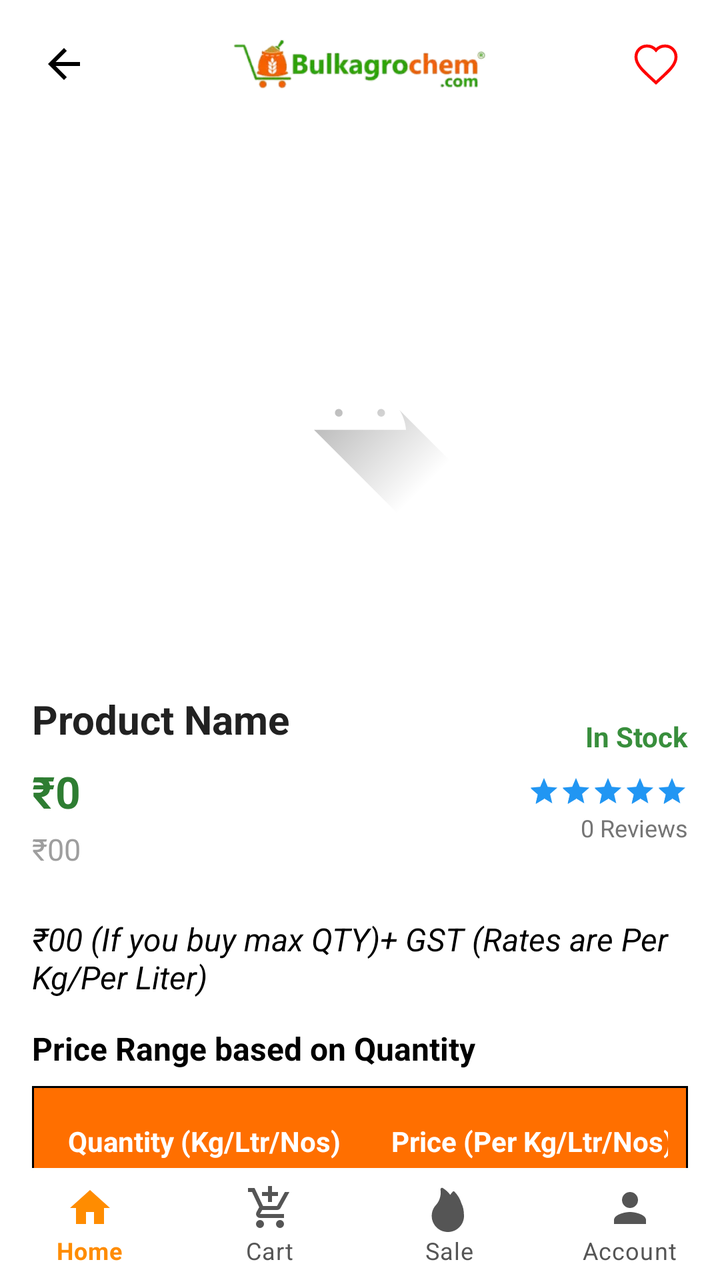
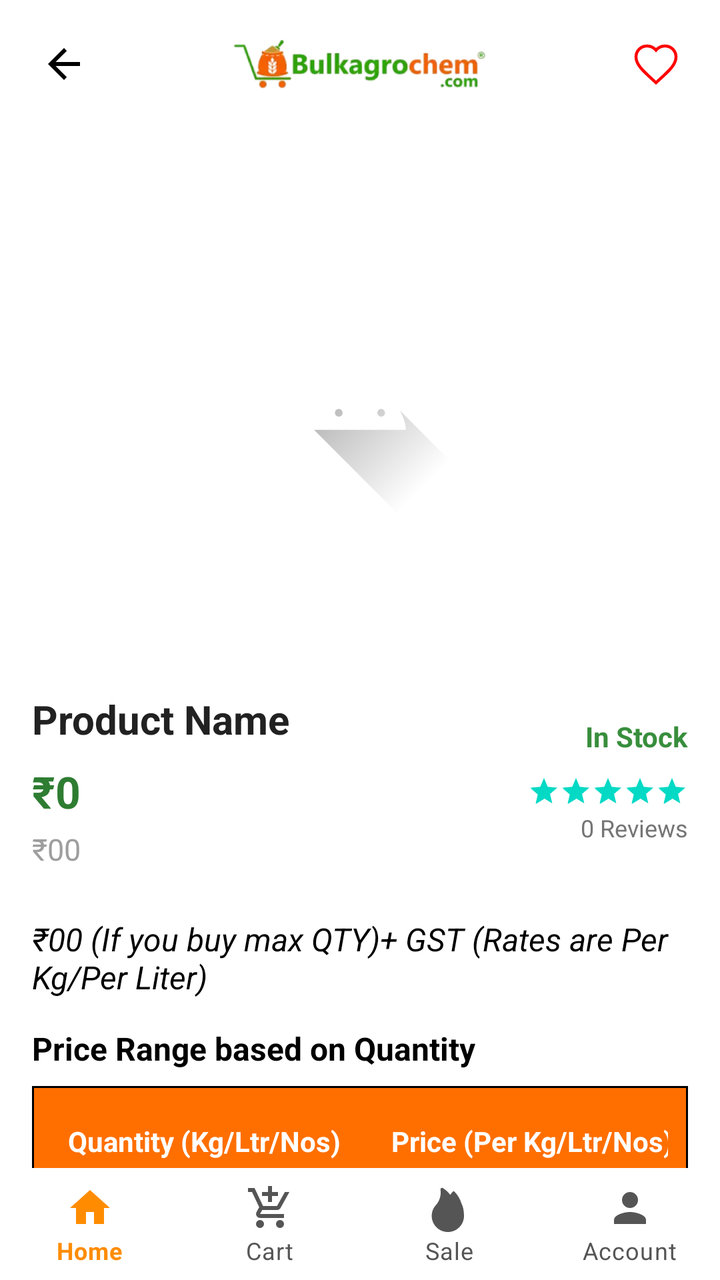

Compare the two renders of this Android layout. The source of the first and the diff that turns it into the second are given below.
<!-- AndroidManifest.xml: application theme Theme.BulkAgrochem -->
<!-- res/layout/activity_product_detail.xml -->
<?xml version="1.0" encoding="utf-8"?>
<LinearLayout
    xmlns:android="http://schemas.android.com/apk/res/android"
    xmlns:app="http://schemas.android.com/apk/res-auto"
    xmlns:tools="http://schemas.android.com/tools"
    android:layout_width="match_parent"
    android:layout_height="match_parent"
    android:orientation="vertical"
    android:fitsSystemWindows="true"
    android:background="#FFFFFF">

    
    <RelativeLayout
        android:layout_width="match_parent"
        android:layout_height="wrap_content"
        android:padding="12dp"
        android:background="#FFFFFF">

        <ImageButton
            android:id="@+id/btnBack"
            android:layout_width="40dp"
            android:layout_height="40dp"
            android:src="@drawable/ic_back"
            android:background="?attr/selectableItemBackgroundBorderless"
            android:layout_centerVertical="true"
            app:tint="@color/black"
            android:contentDescription="Back" />

        <ImageView
            android:id="@+id/ivLogo"
            android:layout_width="140dp"
            android:layout_height="40dp"
            android:src="@drawable/logo_bulkagro"
            android:layout_centerInParent="true"
            android:scaleType="fitCenter"
            android:contentDescription="@string/app_name" />

        <ImageButton
            android:id="@+id/btnWishlistDetail"
            android:layout_width="40dp"
            android:layout_height="40dp"
            android:layout_alignParentEnd="true"
            android:layout_centerVertical="true"
            android:background="@android:color/transparent"
            android:src="@drawable/ic_wishlist_border"
            android:padding="6dp"
            android:scaleType="centerInside"
            android:contentDescription="Add to wishlist" />

    </RelativeLayout>

    <androidx.core.widget.NestedScrollView
        android:id="@+id/main"
        android:layout_width="match_parent"
        android:layout_height="0dp"
        android:layout_weight="1"
        android:background="#FFFFFF">

        <LinearLayout
            android:layout_width="match_parent"
            android:layout_height="wrap_content"
            android:orientation="vertical"
            android:padding="16dp">

            
            <FrameLayout
                android:layout_width="match_parent"
                android:layout_height="wrap_content">

                
                <ImageView
                    android:id="@+id/imgProduct"
                    android:layout_width="match_parent"
                    android:layout_height="250dp"
                    android:scaleType="centerInside"
                    android:src="@drawable/ic_launcher_foreground" />

            </FrameLayout>

            
            <RelativeLayout
                android:layout_width="match_parent"
                android:layout_height="wrap_content"
                android:layout_marginTop="16dp">

                
                <LinearLayout
                    android:id="@+id/leftContent"
                    android:layout_width="match_parent"
                    android:layout_height="wrap_content"
                    android:layout_toStartOf="@+id/rightContent"
                    android:layout_marginEnd="16dp"
                    android:orientation="vertical">

                    
                    <TextView
                        android:id="@+id/txtProductName"
                        android:layout_width="match_parent"
                        android:layout_height="wrap_content"
                        android:text="Product Name"
                        android:textColor="#212121"
                        android:textSize="20sp"
                        android:textStyle="bold"
                        android:maxLines="2"
                        android:ellipsize="end" />

                    
                    <LinearLayout
                        android:layout_width="wrap_content"
                        android:layout_height="wrap_content"
                        android:orientation="horizontal"
                        android:gravity="center_vertical"
                        android:layout_marginTop="8dp">

                        <TextView
                            android:id="@+id/txtProductPrice"
                            android:layout_width="wrap_content"
                            android:layout_height="wrap_content"
                            android:text="₹0"
                            android:textColor="#2E7D32"
                            android:textSize="22sp"
                            android:textStyle="bold" />

                        <FrameLayout
                            android:id="@+id/skeletonPrice"
                            android:layout_width="60dp"
                            android:layout_height="20dp"
                            android:layout_marginStart="8dp"
                            android:visibility="gone">
                            <View android:layout_width="match_parent" android:layout_height="match_parent" android:background="#E0E0E0"/>
                            <View android:id="@+id/shimmerPrice" android:layout_width="match_parent" android:layout_height="match_parent" android:background="@drawable/shimmer_gradient"/>
                        </FrameLayout>
                    </LinearLayout>

                    
                    <LinearLayout
                        android:layout_width="wrap_content"
                        android:layout_height="wrap_content"
                        android:layout_marginTop="4dp"
                        android:orientation="horizontal"
                        android:gravity="center_vertical">

                        <TextView
                            android:id="@+id/txtOriginalPrice"
                            android:layout_width="wrap_content"
                            android:layout_height="wrap_content"
                            android:text="₹00"
                            android:textColor="#9E9E9E"
                            android:textSize="15sp" />

                        <TextView
                            android:id="@+id/txtDiscount"
                            android:layout_width="wrap_content"
                            android:layout_height="wrap_content"
                            android:layout_marginStart="10dp"
                            android:background="@drawable/bg_discount"
                            android:paddingHorizontal="8dp"
                            android:paddingVertical="4dp"
                            android:text="10% OFF"
                            android:textColor="#FFFFFF"
                            android:textSize="12sp"
                            android:textStyle="bold"
                            android:visibility="gone"
                            tools:visibility="visible" />

                        <FrameLayout
                            android:id="@+id/skeletonDiscount"
                            android:layout_width="70dp"
                            android:layout_height="24dp"
                            android:layout_marginStart="10dp"
                            android:visibility="gone">
                            <View android:layout_width="match_parent" android:layout_height="match_parent" android:background="#E0E0E0"/>
                            <View android:id="@+id/shimmerDiscount" android:layout_width="match_parent" android:layout_height="match_parent" android:background="@drawable/shimmer_gradient"/>
                        </FrameLayout>
                    </LinearLayout>
                </LinearLayout>

                
                <LinearLayout
                    android:id="@+id/rightContent"
                    android:layout_width="wrap_content"
                    android:layout_height="wrap_content"
                    android:layout_alignParentEnd="true"
                    android:layout_centerVertical="true"
                    android:gravity="end"
                    android:orientation="vertical">

                    
                    <TextView
                        android:id="@+id/txtStock"
                        android:layout_width="wrap_content"
                        android:layout_height="wrap_content"
                        android:text="In Stock"
                        android:textSize="14sp"
                        android:textStyle="bold"
                        android:textColor="#388E3C" />

                    
                    <LinearLayout
                        android:layout_width="wrap_content"
                        android:layout_height="wrap_content"
                        android:layout_marginTop="10dp"
                        android:orientation="vertical"
                        android:gravity="end">

                        <RatingBar
                            android:id="@+id/ratingBar"
                            style="?android:attr/ratingBarStyleSmall"
                            android:layout_width="wrap_content"
                            android:layout_height="wrap_content"
                            android:isIndicator="true"
                            android:numStars="5"
                            android:stepSize="0.5"
                            android:rating="5"
                            android:progressTint="@color/blue"
                            android:secondaryProgressTint="@color/blue"
                            android:progressBackgroundTint="#CCCCCC"
                            android:theme="@style/Widget.AppCompat.RatingBar.Small"/>

                        <TextView
                            android:id="@+id/txtReviews"
                            android:layout_width="wrap_content"
                            android:layout_height="wrap_content"
                            android:layout_marginTop="2dp"
                            android:text="0 Reviews"
                            android:textSize="12sp"
                            android:textColor="#757575" />
                    </LinearLayout>
                </LinearLayout>
            </RelativeLayout>

            
            <LinearLayout
                android:id="@+id/skeletonDescription"
                android:layout_width="match_parent"
                android:layout_height="wrap_content"
                android:orientation="vertical"
                android:layout_marginTop="16dp"
                android:visibility="gone">
                <FrameLayout android:layout_width="match_parent" android:layout_height="16dp" android:layout_marginTop="4dp">
                    <View android:layout_width="match_parent" android:layout_height="match_parent" android:background="#E0E0E0"/>
                    <View android:id="@+id/shimmerDesc1" android:layout_width="match_parent" android:layout_height="match_parent" android:background="@drawable/shimmer_gradient"/>
                </FrameLayout>
                <FrameLayout android:layout_width="match_parent" android:layout_height="16dp" android:layout_marginTop="4dp">
                    <View android:layout_width="match_parent" android:layout_height="match_parent" android:background="#E0E0E0"/>
                    <View android:id="@+id/shimmerDesc2" android:layout_width="match_parent" android:layout_height="match_parent" android:background="@drawable/shimmer_gradient"/>
                </FrameLayout>
            </LinearLayout>

            
            <TextView
                android:id="@+id/txtMaxQtyPriceInfo"
                android:layout_width="wrap_content"
                android:layout_height="wrap_content"
                android:layout_marginTop="24dp"
                android:layout_marginBottom="2dp"
                android:text="₹00 (If you buy max QTY)+ GST (Rates are Per Kg/Per Liter)"
                android:textColor="#000"
                android:textStyle="italic"
                android:textSize="16sp" />

            <TextView
                android:layout_width="wrap_content"
                android:layout_height="wrap_content"
                android:text="Price Range based on Quantity"
                android:textStyle="bold"
                android:textSize="16sp"
                android:layout_marginTop="12dp"
                android:textColor="#000" />

            <TableLayout
                android:id="@+id/tablePriceRange"
                android:layout_width="match_parent"
                android:layout_height="wrap_content"
                android:layout_marginTop="8dp"
                android:stretchColumns="*"
                android:background="@drawable/table_border"
                android:visibility="visible">

                <TableRow
                    android:background="@drawable/table_header_border"
                    android:padding="10dp">

                    <TextView
                        android:text="Quantity (Kg/Ltr/Nos)"
                        android:textColor="@android:color/white"
                        android:textStyle="bold"
                        android:padding="8dp"/>

                    <TextView
                        android:text="Price (Per Kg/Ltr/Nos)"
                        android:textColor="@android:color/white"
                        android:textStyle="bold"
                        android:padding="8dp"/>
                </TableRow>

            </TableLayout>

            
            <LinearLayout
                android:id="@+id/skeletonTable"
                android:layout_width="match_parent"
                android:layout_height="wrap_content"
                android:orientation="vertical"
                android:visibility="gone">
                <FrameLayout android:layout_width="match_parent" android:layout_height="40dp" android:layout_marginTop="4dp">
                    <View android:layout_width="match_parent" android:layout_height="match_parent" android:background="#E0E0E0"/>
                    <View android:id="@+id/shimmerTable1" android:layout_width="match_parent" android:layout_height="match_parent" android:background="@drawable/shimmer_gradient"/>
                </FrameLayout>
            </LinearLayout>

            <TextView
                android:id="@+id/tvTermsConditions"
                android:layout_width="wrap_content"
                android:layout_height="wrap_content"
                android:text="T&amp;C* GST and Transportation Charges are Extra. (Transport Charges are too Pay)"
                android:textStyle="italic"
                android:textSize="14sp"
                android:layout_marginTop="16dp"
                android:textColor="#000" />

            
            <com.google.android.material.card.MaterialCardView
                android:layout_width="match_parent"
                android:layout_height="wrap_content"
                android:layout_marginTop="20dp"
                app:cardCornerRadius="16dp"
                app:cardElevation="4dp"
                app:cardBackgroundColor="#FDFDFD"
                app:strokeWidth="1dp"
                app:strokeColor="#F0F0F0">

                <LinearLayout
                    android:layout_width="match_parent"
                    android:layout_height="wrap_content"
                    android:orientation="vertical"
                    android:padding="16dp">

                    <TextView
                        android:layout_width="wrap_content"
                        android:layout_height="wrap_content"
                        android:text="PURCHASE QUANTITY"
                        android:textColor="#666666"
                        android:textSize="12sp"
                        android:textStyle="bold"
                        android:textAllCaps="true"
                        android:letterSpacing="0.1"/>

                    <View
                        android:layout_width="match_parent"
                        android:layout_height="1dp"
                        android:layout_marginTop="8dp"
                        android:background="#EEEEEE" />

                    <RelativeLayout
                        android:layout_width="match_parent"
                        android:layout_height="wrap_content"
                        android:layout_marginTop="16dp">

                        <LinearLayout
                            android:layout_width="wrap_content"
                            android:layout_height="wrap_content"
                            android:layout_alignParentStart="true"
                            android:layout_centerVertical="true"
                            android:gravity="start"
                            android:orientation="vertical">

                            <TextView
                                android:layout_width="wrap_content"
                                android:layout_height="wrap_content"
                                android:text="Total for Qty"
                                android:textColor="#9E9E9E"
                                android:textSize="11sp"
                                android:textStyle="bold"
                                android:textAllCaps="true"/>

                            <TextView
                                android:id="@+id/txtQtySubtotal"
                                android:layout_width="wrap_content"
                                android:layout_height="wrap_content"
                                android:text="₹0.00"
                                android:textColor="#2E7D32"
                                android:textSize="18sp"
                                android:textStyle="bold" />
                        </LinearLayout>

                        <LinearLayout
                            android:id="@+id/qty_stepper_container"
                            android:layout_width="wrap_content"
                            android:layout_height="wrap_content"
                            android:layout_alignParentEnd="true"
                            android:layout_centerVertical="true"
                            android:background="@drawable/bg_qty_stepper_pill"
                            android:paddingHorizontal="6dp"
                            android:paddingVertical="4dp"
                            android:gravity="center_vertical"
                            android:orientation="horizontal">

                            <TextView
                                android:id="@+id/btnMinus"
                                android:layout_width="36dp"
                                android:layout_height="36dp"
                                android:background="@drawable/bg_qty_button"
                                android:text="−"
                                android:textColor="@color/white"
                                android:textSize="20sp"
                                android:textStyle="bold"
                                android:gravity="center"
                                android:clickable="true"
                                android:focusable="true"/>

                            <TextView
                                android:id="@+id/txtQty"
                                android:layout_width="48dp"
                                android:layout_height="wrap_content"
                                android:gravity="center"
                                android:text="1"
                                android:textColor="@color/black"
                                android:textSize="16sp"
                                android:textStyle="bold" />

                            <TextView
                                android:id="@+id/btnPlus"
                                android:layout_width="36dp"
                                android:layout_height="36dp"
                                android:background="@drawable/bg_qty_button"
                                android:text="+"
                                android:textColor="@color/white"
                                android:textSize="20sp"
                                android:textStyle="bold"
                                android:gravity="center"
                                android:clickable="true"
                                android:focusable="true"/>
                        </LinearLayout>
                    </RelativeLayout>
                </LinearLayout>
            </com.google.android.material.card.MaterialCardView>

            
            <Button
                android:id="@+id/btnAddToCart"
                android:layout_width="match_parent"
                android:layout_height="48dp"
                android:layout_marginTop="20dp"
                android:backgroundTint="#2E7D32"
                android:text="Add to Cart"
                android:textColor="#FFFFFF" />

            <Button
                android:id="@+id/btnReturnToCart"
                android:layout_width="match_parent"
                android:layout_height="54dp"
                android:layout_marginTop="16dp"
                android:backgroundTint="#FF6F00"
                android:text=" Return to Cart"
                android:textColor="#FFFFFF"
                android:textSize="16sp"
                android:textStyle="bold"
                app:icon="@drawable/outline_add_shopping_cart_24"
                app:iconGravity="textStart"
                app:iconPadding="10dp"
                app:iconTint="#FFFFFF"
                android:visibility="gone" />

            
            <TextView
                android:id="@+id/txtDescription"
                android:layout_width="match_parent"
                android:layout_height="wrap_content"
                android:layout_marginTop="16dp"
                android:text="Product Description..."
                android:textColor="#757575"
                android:textSize="14sp"
                android:visibility="gone" />

            <TextView
                android:id="@+id/txtDetails"
                android:layout_width="match_parent"
                android:layout_height="wrap_content"
                android:layout_marginTop="12dp"
                android:text="Product Details..."
                android:textColor="#616161"
                android:textSize="14sp"
                android:visibility="gone" />

            
            <TextView
                android:id="@+id/tvRelated"
                android:layout_width="wrap_content"
                android:layout_height="wrap_content"
                android:text="Related Products"
                android:textSize="18sp"
                android:textStyle="bold"
                android:layout_marginTop="24dp"
                android:textColor="@color/black"/>

            <FrameLayout
                android:layout_width="match_parent"
                android:layout_height="wrap_content"
                android:layout_marginTop="12dp">

                <androidx.recyclerview.widget.RecyclerView
                    android:id="@+id/rvRelatedProducts"
                    android:layout_width="match_parent"
                    android:layout_height="wrap_content"
                    android:orientation="horizontal" />

                <HorizontalScrollView
                    android:id="@+id/skeleton_related"
                    android:layout_width="match_parent"
                    android:layout_height="wrap_content"
                    android:scrollbars="none"
                    android:visibility="gone">
                    <LinearLayout
                        android:layout_width="wrap_content"
                        android:layout_height="wrap_content"
                        android:orientation="horizontal">
                        <include layout="@layout/item_skeleton_product"/>
                        <include layout="@layout/item_skeleton_product"/>
                        <include layout="@layout/item_skeleton_product"/>
                    </LinearLayout>
                </HorizontalScrollView>
            </FrameLayout>

        </LinearLayout>
    </androidx.core.widget.NestedScrollView>

    <include layout="@layout/layout_bottom_nav" />

</LinearLayout>
<!-- res/layout/item_skeleton_product.xml (included above) -->
<?xml version="1.0" encoding="utf-8"?>
<androidx.cardview.widget.CardView xmlns:android="http://schemas.android.com/apk/res/android"
    xmlns:app="http://schemas.android.com/apk/res-auto"
    android:layout_width="150dp"
    android:layout_height="200dp"
    android:layout_margin="8dp"
    app:cardCornerRadius="8dp"
    app:cardElevation="2dp">

    <LinearLayout
        android:layout_width="match_parent"
        android:layout_height="match_parent"
        android:orientation="vertical"
        android:padding="8dp">

        <View
            android:layout_width="match_parent"
            android:layout_height="120dp"
            android:background="@drawable/bg_skeleton" />

        <View
            android:layout_width="match_parent"
            android:layout_height="16dp"
            android:layout_marginTop="8dp"
            android:background="@drawable/bg_skeleton" />

        <View
            android:layout_width="80dp"
            android:layout_height="14dp"
            android:layout_marginTop="4dp"
            android:background="@drawable/bg_skeleton" />

    </LinearLayout>
</androidx.cardview.widget.CardView>
<!-- res/layout/layout_bottom_nav.xml (included above) -->
<?xml version="1.0" encoding="utf-8"?>
<com.google.android.material.bottomnavigation.BottomNavigationView
    xmlns:android="http://schemas.android.com/apk/res/android"
    xmlns:app="http://schemas.android.com/apk/res-auto"
    android:id="@+id/bottom_navigation"
    android:layout_width="match_parent"
    android:layout_height="wrap_content"
    android:background="@android:color/white"
    app:backgroundTint="@null"
    app:menu="@menu/bottom_nav_menu"
    app:labelVisibilityMode="labeled"
    app:itemIconTint="@color/bottom_nav_colors"
    app:itemTextColor="@color/bottom_nav_colors"
    app:elevation="0dp"
    app:paddingBottomSystemWindowInsets="false"
    app:paddingLeftSystemWindowInsets="false"
    app:paddingRightSystemWindowInsets="false" />
<!-- resources referenced by this layout -->
<resources>
  <color name="black">#FF000000</color>
  <color name="blue">#2196F3</color>
  <color name="white">#FFFFFFFF</color>
  <!-- drawable bg_discount (drawable) -->
  <shape xmlns:android="http://schemas.android.com/apk/res/android">
      <solid android:color="#D32F2F"/>
      <corners android:radius="6dp"/>
  </shape>
  <!-- drawable bg_qty_button (drawable) -->
  <?xml version="1.0" encoding="utf-8"?>
  <shape xmlns:android="http://schemas.android.com/apk/res/android">
      <solid android:color="#FF6A00"/>
      <corners android:radius="8dp"/>
  </shape>
  <!-- drawable bg_qty_stepper_pill (drawable) -->
  <?xml version="1.0" encoding="utf-8"?>
  <shape xmlns:android="http://schemas.android.com/apk/res/android">
      <solid android:color="#FFF3E0"/>
      <corners android:radius="12dp"/>
      <stroke android:width="1dp" android:color="#FFD180"/>
  </shape>
  <!-- drawable bg_skeleton (drawable) -->
  <?xml version="1.0" encoding="utf-8"?>
  <shape xmlns:android="http://schemas.android.com/apk/res/android">
      <solid android:color="#E0E0E0" />
      <corners android:radius="4dp" />
  </shape>
  <!-- drawable ic_back (drawable) -->
  <vector xmlns:android="http://schemas.android.com/apk/res/android" android:autoMirrored="true" android:height="24dp" android:tint="#000000" android:viewportHeight="24" android:viewportWidth="24" android:width="24dp">
        
      <path android:fillColor="@android:color/white" android:pathData="M20,11H7.83l5.59,-5.59L12,4l-8,8 8,8 1.41,-1.41L7.83,13H20v-2z"/>
      
  </vector>
  <!-- drawable ic_wishlist_border (drawable) -->
  <vector xmlns:android="http://schemas.android.com/apk/res/android"
      android:width="24dp"
      android:height="24dp"
      android:viewportWidth="24"
      android:viewportHeight="24">
    <path
        android:fillColor="#FFFFFF"
        android:strokeColor="#FF0000"
        android:strokeWidth="1.5"
        android:pathData="M12,21.35L10.55,20.03C5.4,15.36 2,12.27 2,8.5C2,5.41 4.41,3 7.5,3C9.24,3 10.91,3.81 12,5.08C13.09,3.81 14.76,3 16.5,3C19.59,3 22,5.41 22,8.5C22,12.27 18.6,15.36 13.45,20.03L12,21.35Z"/>
  </vector>
  <!-- drawable shimmer_gradient (drawable) -->
  <?xml version="1.0" encoding="utf-8"?>
  <shape xmlns:android="http://schemas.android.com/apk/res/android">
      <gradient
          android:startColor="#00FFFFFF"
          android:centerColor="#4DFFFFFF"
          android:endColor="#00FFFFFF"
          android:angle="0" />
  </shape>
  <!-- drawable table_border (drawable) -->
  <shape xmlns:android="http://schemas.android.com/apk/res/android">
      <stroke
          android:width="1dp"
          android:color="@color/black"/>
  </shape>
  <!-- drawable table_header_border (drawable) -->
  <shape xmlns:android="http://schemas.android.com/apk/res/android">
      <solid android:color="#FF6F00"/>
      <stroke
          android:width="1dp"
          android:color="@color/black">
      </stroke>
  
  
  </shape>
  <string name="app_name">BulkAgrochem</string>
  <style name="Theme.BulkAgrochem" parent="Base.Theme.BulkAgrochem" />
  <style name="Base.Theme.BulkAgrochem" parent="Theme.MaterialComponents.DayNight.NoActionBar">
          
          <item name="colorPrimary">@color/colorPrimary</item>
          <item name="colorPrimaryVariant">@color/colorPrimaryDark</item>
          <item name="colorOnPrimary">@color/colorOnPrimary</item>
  
          <item name="android:windowBackground">@android:color/white</item>
          <item name="colorSurface">@android:color/white</item>
  
          
          <item name="android:statusBarColor">@android:color/white</item>
          <item name="android:windowLightStatusBar">true</item>
      </style>
  <color name="colorPrimary">@color/orange_brand</color>
  <color name="colorPrimaryDark">@color/black</color>
  <color name="colorOnPrimary">@color/white</color>
  <color name="orange_brand">#FF6A00</color>
  <!-- unchanged entries left out for length: 3 -->
</resources>

<!-- the commit's change to res/layout/activity_product_detail.xml (unified diff, before → after) -->
@@ -212,8 +212,6 @@
                             android:numStars="5"
                             android:stepSize="0.5"
                             android:rating="5"
-                            android:progressTint="@color/blue"
-                            android:secondaryProgressTint="@color/blue"
                             android:progressBackgroundTint="#CCCCCC"
                             android:theme="@style/Widget.AppCompat.RatingBar.Small"/>
 
<!-- resource entries referenced after the edit -->
@@ -1,7 +1,6 @@
 <!-- resources referenced by this layout -->
 <resources>
   <color name="black">#FF000000</color>
-  <color name="blue">#2196F3</color>
   <color name="white">#FFFFFFFF</color>
   <!-- drawable bg_discount (drawable) -->
   <shape xmlns:android="http://schemas.android.com/apk/res/android">
